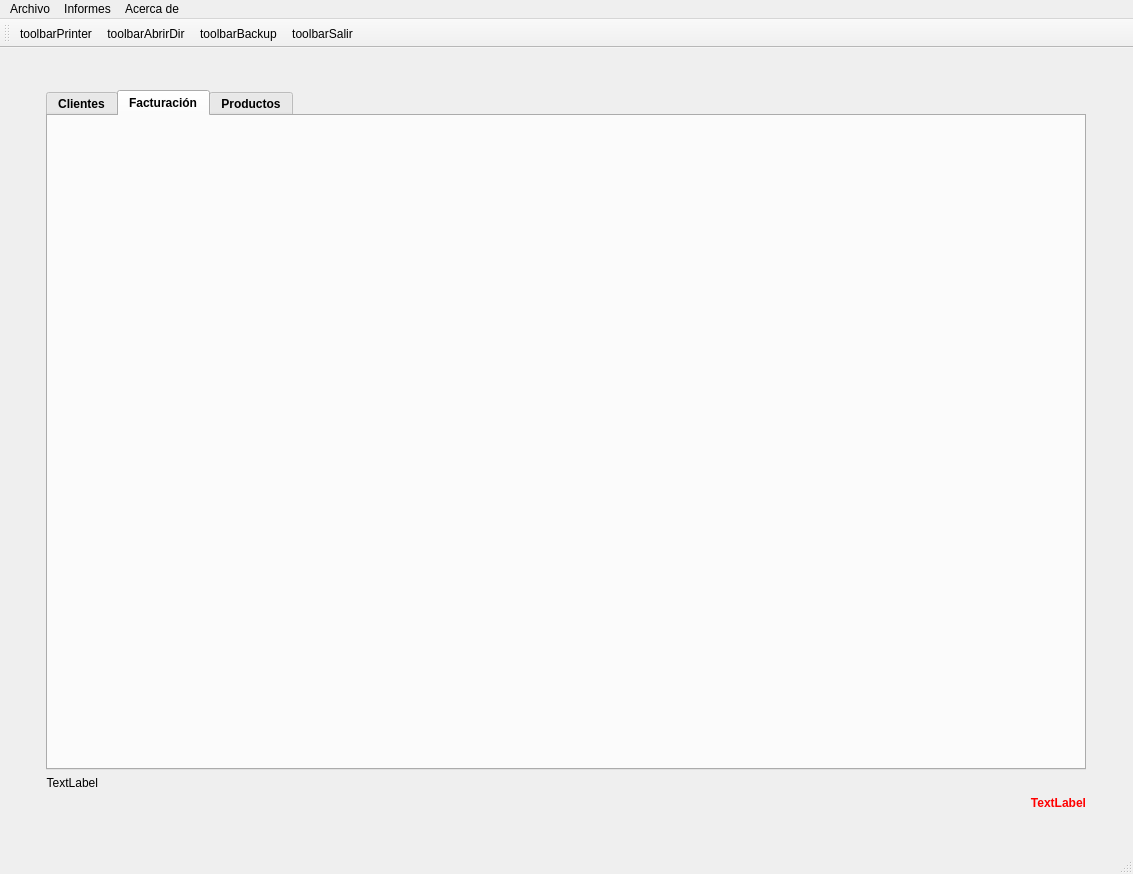
Qt form ventana.ui (JaviusssBesi/BESADAPEREZ) before a commit.
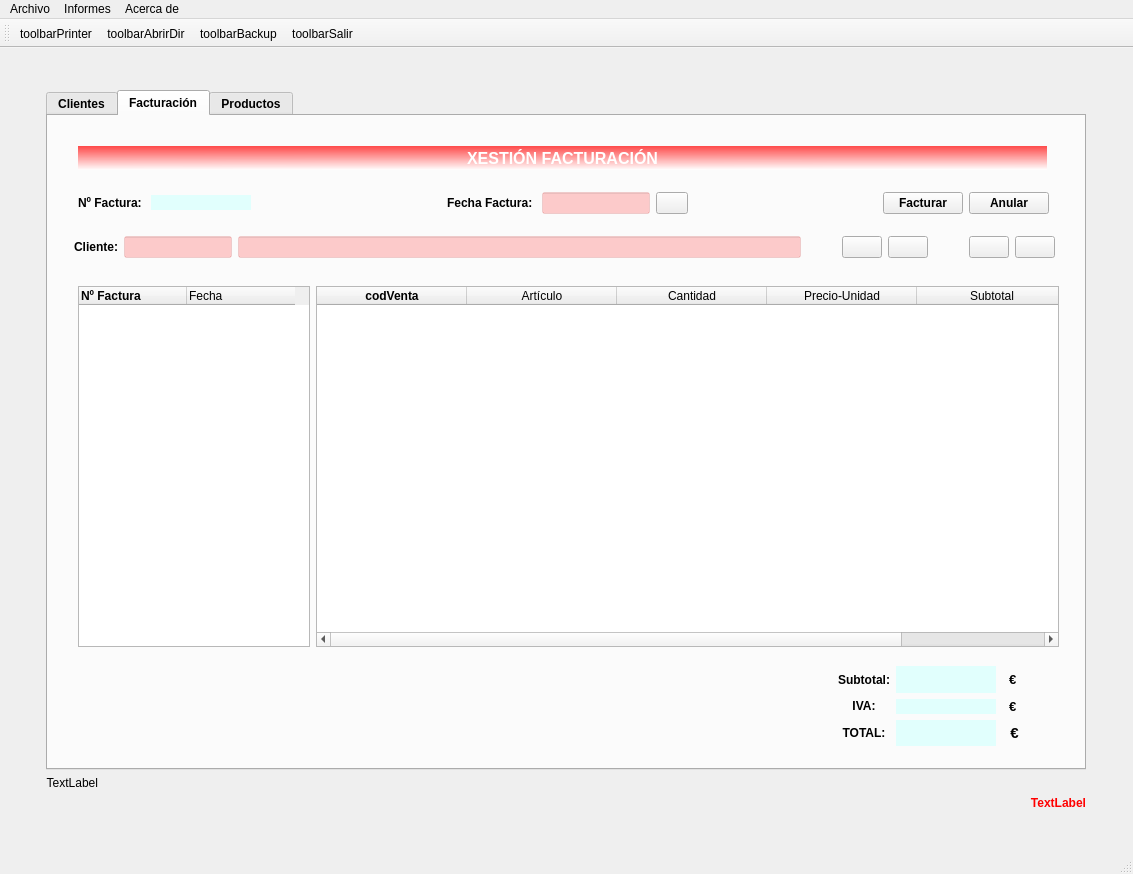
The same form after that commit. The open tabs and pages were chosen to show the change. Icons and pictures are not drawn.

Diff of the .ui file:
```diff
--- a/ventana.ui
+++ b/ventana.ui
@@ -811,6 +811,679 @@
          <attribute name="title">
           <string>Facturación</string>
          </attribute>
+         <widget class="QLabel" name="lblXestPro_2">
+          <property name="geometry">
+           <rect>
+            <x>30</x>
+            <y>30</y>
+            <width>969</width>
+            <height>24</height>
+           </rect>
+          </property>
+          <property name="font">
+           <font>
+            <pointsize>12</pointsize>
+            <weight>75</weight>
+            <bold>true</bold>
+           </font>
+          </property>
+          <property name="styleSheet">
+           <string notr="true">background-color: qlineargradient(spread:pad, x1:0.488636, y1:0, x2:0.506, y2:1, stop:0 rgba(255, 0, 0, 180), stop:1 rgba(255, 255, 255, 255));
+color: rgb(255, 255, 255);</string>
+          </property>
+          <property name="text">
+           <string>XESTIÓN FACTURACIÓN</string>
+          </property>
+          <property name="alignment">
+           <set>Qt::AlignCenter</set>
+          </property>
+         </widget>
+         <widget class="QWidget" name="layoutWidget">
+          <property name="geometry">
+           <rect>
+            <x>30</x>
+            <y>70</y>
+            <width>971</width>
+            <height>34</height>
+           </rect>
+          </property>
+          <layout class="QGridLayout" name="gridLayout_13">
+           <item row="0" column="2">
+            <spacer name="horizontalSpacer_14">
+             <property name="orientation">
+              <enum>Qt::Horizontal</enum>
+             </property>
+             <property name="sizeHint" stdset="0">
+              <size>
+               <width>40</width>
+               <height>20</height>
+              </size>
+             </property>
+            </spacer>
+           </item>
+           <item row="0" column="3">
+            <widget class="QLabel" name="lblDatafac">
+             <property name="sizePolicy">
+              <sizepolicy hsizetype="Fixed" vsizetype="Preferred">
+               <horstretch>0</horstretch>
+               <verstretch>0</verstretch>
+              </sizepolicy>
+             </property>
+             <property name="font">
+              <font>
+               <weight>75</weight>
+               <bold>true</bold>
+              </font>
+             </property>
+             <property name="text">
+              <string>Fecha Factura: </string>
+             </property>
+            </widget>
+           </item>
+           <item row="0" column="4">
+            <widget class="QLineEdit" name="editDatafac">
+             <property name="sizePolicy">
+              <sizepolicy hsizetype="Fixed" vsizetype="Fixed">
+               <horstretch>110</horstretch>
+               <verstretch>0</verstretch>
+              </sizepolicy>
+             </property>
+             <property name="minimumSize">
+              <size>
+               <width>100</width>
+               <height>0</height>
+              </size>
+             </property>
+             <property name="styleSheet">
+              <string notr="true">background-color: rgba(255, 0, 0, 50);</string>
+             </property>
+             <property name="alignment">
+              <set>Qt::AlignCenter</set>
+             </property>
+            </widget>
+           </item>
+           <item row="0" column="6">
+            <widget class="QPushButton" name="btnCalendarfac">
+             <property name="sizePolicy">
+              <sizepolicy hsizetype="Fixed" vsizetype="Fixed">
+               <horstretch>0</horstretch>
+               <verstretch>0</verstretch>
+              </sizepolicy>
+             </property>
+             <property name="maximumSize">
+              <size>
+               <width>32</width>
+               <height>32</height>
+              </size>
+             </property>
+             <property name="text">
+              <string/>
+             </property>
+             <property name="icon">
+              <iconset>
+               <normaloff>img/calendar.png</normaloff>img/calendar.png</iconset>
+             </property>
+             <property name="iconSize">
+              <size>
+               <width>30</width>
+               <height>30</height>
+              </size>
+             </property>
+            </widget>
+           </item>
+           <item row="0" column="1">
+            <widget class="QLabel" name="lblNumFac">
+             <property name="sizePolicy">
+              <sizepolicy hsizetype="Fixed" vsizetype="Fixed">
+               <horstretch>0</horstretch>
+               <verstretch>0</verstretch>
+              </sizepolicy>
+             </property>
+             <property name="minimumSize">
+              <size>
+               <width>100</width>
+               <height>0</height>
+              </size>
+             </property>
+             <property name="font">
+              <font>
+               <pointsize>10</pointsize>
+              </font>
+             </property>
+             <property name="styleSheet">
+              <string notr="true">background-color: rgb(225, 255, 253);</string>
+             </property>
+             <property name="text">
+              <string/>
+             </property>
+             <property name="alignment">
+              <set>Qt::AlignCenter</set>
+             </property>
+            </widget>
+           </item>
+           <item row="0" column="8">
+            <widget class="QPushButton" name="btnFac">
+             <property name="text">
+              <string>Facturar</string>
+             </property>
+            </widget>
+           </item>
+           <item row="0" column="9">
+            <widget class="QPushButton" name="btnFacdel">
+             <property name="text">
+              <string>Anular</string>
+             </property>
+            </widget>
+           </item>
+           <item row="0" column="0">
+            <widget class="QLabel" name="lblFac">
+             <property name="sizePolicy">
+              <sizepolicy hsizetype="Fixed" vsizetype="Preferred">
+               <horstretch>0</horstretch>
+               <verstretch>0</verstretch>
+              </sizepolicy>
+             </property>
+             <property name="font">
+              <font>
+               <weight>75</weight>
+               <bold>true</bold>
+              </font>
+             </property>
+             <property name="text">
+              <string>Nº Factura: </string>
+             </property>
+            </widget>
+           </item>
+           <item row="0" column="7">
+            <spacer name="horizontalSpacer_15">
+             <property name="orientation">
+              <enum>Qt::Horizontal</enum>
+             </property>
+             <property name="sizeHint" stdset="0">
+              <size>
+               <width>40</width>
+               <height>20</height>
+              </size>
+             </property>
+            </spacer>
+           </item>
+          </layout>
+         </widget>
+         <widget class="QWidget" name="layoutWidget">
+          <property name="geometry">
+           <rect>
+            <x>26</x>
+            <y>110</y>
+            <width>981</width>
+            <height>43</height>
+           </rect>
+          </property>
+          <layout class="QGridLayout" name="gridLayout_14">
+           <item row="0" column="7">
+            <widget class="QPushButton" name="btnAceptarventa">
+             <property name="sizePolicy">
+              <sizepolicy hsizetype="Fixed" vsizetype="Fixed">
+               <horstretch>0</horstretch>
+               <verstretch>0</verstretch>
+              </sizepolicy>
+             </property>
+             <property name="text">
+              <string/>
+             </property>
+             <property name="icon">
+              <iconset>
+               <normaloff>img/venta.png</normaloff>img/venta.png</iconset>
+             </property>
+             <property name="iconSize">
+              <size>
+               <width>32</width>
+               <height>32</height>
+              </size>
+             </property>
+            </widget>
+           </item>
+           <item row="0" column="8">
+            <widget class="QPushButton" name="btnAnularventa">
+             <property name="text">
+              <string/>
+             </property>
+             <property name="icon">
+              <iconset>
+               <normaloff>img/anularventa.png</normaloff>img/anularventa.png</iconset>
+             </property>
+             <property name="iconSize">
+              <size>
+               <width>32</width>
+               <height>32</height>
+              </size>
+             </property>
+            </widget>
+           </item>
+           <item row="0" column="6">
+            <spacer name="horizontalSpacer_13">
+             <property name="orientation">
+              <enum>Qt::Horizontal</enum>
+             </property>
+             <property name="sizeType">
+              <enum>QSizePolicy::Fixed</enum>
+             </property>
+             <property name="sizeHint" stdset="0">
+              <size>
+               <width>35</width>
+               <height>20</height>
+              </size>
+             </property>
+            </spacer>
+           </item>
+           <item row="0" column="0">
+            <widget class="QLabel" name="lblClifac">
+             <property name="sizePolicy">
+              <sizepolicy hsizetype="Fixed" vsizetype="Preferred">
+               <horstretch>0</horstretch>
+               <verstretch>0</verstretch>
+              </sizepolicy>
+             </property>
+             <property name="font">
+              <font>
+               <weight>75</weight>
+               <bold>true</bold>
+              </font>
+             </property>
+             <property name="text">
+              <string>Cliente:</string>
+             </property>
+             <property name="alignment">
+              <set>Qt::AlignRight|Qt::AlignTrailing|Qt::AlignVCenter</set>
+             </property>
+            </widget>
+           </item>
+           <item row="0" column="1">
+            <widget class="QLineEdit" name="editDniclifac">
+             <property name="sizePolicy">
+              <sizepolicy hsizetype="Fixed" vsizetype="Fixed">
+               <horstretch>0</horstretch>
+               <verstretch>0</verstretch>
+              </sizepolicy>
+             </property>
+             <property name="styleSheet">
+              <string notr="true">background-color: rgba(255, 0, 0, 50);</string>
+             </property>
+             <property name="alignment">
+              <set>Qt::AlignCenter</set>
+             </property>
+            </widget>
+           </item>
+           <item row="0" column="2">
+            <widget class="QLineEdit" name="editApelclifac">
+             <property name="styleSheet">
+              <string notr="true">background-color: rgba(255, 0, 0, 50);</string>
+             </property>
+            </widget>
+           </item>
+           <item row="0" column="4">
+            <widget class="QPushButton" name="btnBuscafac">
+             <property name="sizePolicy">
+              <sizepolicy hsizetype="Fixed" vsizetype="Fixed">
+               <horstretch>0</horstretch>
+               <verstretch>0</verstretch>
+              </sizepolicy>
+             </property>
+             <property name="text">
+              <string/>
+             </property>
+             <property name="icon">
+              <iconset>
+               <normaloff>img/lupa.png</normaloff>img/lupa.png</iconset>
+             </property>
+             <property name="iconSize">
+              <size>
+               <width>24</width>
+               <height>24</height>
+              </size>
+             </property>
+            </widget>
+           </item>
+           <item row="0" column="5">
+            <widget class="QPushButton" name="btnReloadfac">
+             <property name="text">
+              <string/>
+             </property>
+             <property name="icon">
+              <iconset>
+               <normaloff>img/reload.png</normaloff>img/reload.png</iconset>
+             </property>
+             <property name="iconSize">
+              <size>
+               <width>24</width>
+               <height>24</height>
+              </size>
+             </property>
+            </widget>
+           </item>
+           <item row="0" column="3">
+            <spacer name="horizontalSpacer_16">
+             <property name="orientation">
+              <enum>Qt::Horizontal</enum>
+             </property>
+             <property name="sizeType">
+              <enum>QSizePolicy::Fixed</enum>
+             </property>
+             <property name="sizeHint" stdset="0">
+              <size>
+               <width>35</width>
+               <height>20</height>
+              </size>
+             </property>
+            </spacer>
+           </item>
+          </layout>
+         </widget>
+         <widget class="QWidget" name="layoutWidget">
+          <property name="geometry">
+           <rect>
+            <x>790</x>
+            <y>550</y>
+            <width>215</width>
+            <height>80</height>
+           </rect>
+          </property>
+          <layout class="QGridLayout" name="gridLayout_15">
+           <item row="0" column="0">
+            <widget class="QLabel" name="lblSubfac">
+             <property name="sizePolicy">
+              <sizepolicy hsizetype="Fixed" vsizetype="Preferred">
+               <horstretch>0</horstretch>
+               <verstretch>0</verstretch>
+              </sizepolicy>
+             </property>
+             <property name="minimumSize">
+              <size>
+               <width>0</width>
+               <height>0</height>
+              </size>
+             </property>
+             <property name="font">
+              <font>
+               <pointsize>9</pointsize>
+               <weight>75</weight>
+               <bold>true</bold>
+              </font>
+             </property>
+             <property name="text">
+              <string>Subtotal:</string>
+             </property>
+             <property name="alignment">
+              <set>Qt::AlignRight|Qt::AlignTrailing|Qt::AlignVCenter</set>
+             </property>
+            </widget>
+           </item>
+           <item row="0" column="1">
+            <widget class="QLabel" name="lblSubtotal">
+             <property name="minimumSize">
+              <size>
+               <width>100</width>
+               <height>0</height>
+              </size>
+             </property>
+             <property name="font">
+              <font>
+               <pointsize>9</pointsize>
+               <weight>75</weight>
+               <bold>true</bold>
+              </font>
+             </property>
+             <property name="styleSheet">
+              <string notr="true">background-color: rgb(225, 255, 253);</string>
+             </property>
+             <property name="text">
+              <string/>
+             </property>
+             <property name="alignment">
+              <set>Qt::AlignRight|Qt::AlignTrailing|Qt::AlignVCenter</set>
+             </property>
+            </widget>
+           </item>
+           <item row="0" column="2">
+            <widget class="QLabel" name="label">
+             <property name="font">
+              <font>
+               <pointsize>10</pointsize>
+              </font>
+             </property>
+             <property name="text">
+              <string>  €  </string>
+             </property>
+            </widget>
+           </item>
+           <item row="1" column="0">
+            <widget class="QLabel" name="lblIvafac">
+             <property name="sizePolicy">
+              <sizepolicy hsizetype="Ignored" vsizetype="Fixed">
+               <horstretch>0</horstretch>
+               <verstretch>0</verstretch>
+              </sizepolicy>
+             </property>
+             <property name="font">
+              <font>
+               <pointsize>9</pointsize>
+               <weight>75</weight>
+               <bold>true</bold>
+              </font>
+             </property>
+             <property name="text">
+              <string>IVA:</string>
+             </property>
+             <property name="alignment">
+              <set>Qt::AlignCenter</set>
+             </property>
+            </widget>
+           </item>
+           <item row="1" column="1">
+            <widget class="QLabel" name="lblIva">
+             <property name="minimumSize">
+              <size>
+               <width>100</width>
+               <height>0</height>
+              </size>
+             </property>
+             <property name="font">
+              <font>
+               <pointsize>9</pointsize>
+               <weight>75</weight>
+               <bold>true</bold>
+              </font>
+             </property>
+             <property name="styleSheet">
+              <string notr="true">background-color: rgb(225, 255, 253);</string>
+             </property>
+             <property name="text">
+              <string/>
+             </property>
+             <property name="alignment">
+              <set>Qt::AlignRight|Qt::AlignTrailing|Qt::AlignVCenter</set>
+             </property>
+            </widget>
+           </item>
+           <item row="1" column="2">
+            <widget class="QLabel" name="label_2">
+             <property name="font">
+              <font>
+               <pointsize>10</pointsize>
+              </font>
+             </property>
+             <property name="text">
+              <string>  €  </string>
+             </property>
+            </widget>
+           </item>
+           <item row="2" column="0">
+            <widget class="QLabel" name="label_3">
+             <property name="sizePolicy">
+              <sizepolicy hsizetype="Ignored" vsizetype="Preferred">
+               <horstretch>0</horstretch>
+               <verstretch>0</verstretch>
+              </sizepolicy>
+             </property>
+             <property name="font">
+              <font>
+               <pointsize>9</pointsize>
+               <weight>75</weight>
+               <bold>true</bold>
+              </font>
+             </property>
+             <property name="text">
+              <string>TOTAL:</string>
+             </property>
+             <property name="alignment">
+              <set>Qt::AlignCenter</set>
+             </property>
+            </widget>
+           </item>
+           <item row="2" column="1">
+            <widget class="QLabel" name="lblTotal">
+             <property name="minimumSize">
+              <size>
+               <width>100</width>
+               <height>0</height>
+              </size>
+             </property>
+             <property name="font">
+              <font>
+               <pointsize>11</pointsize>
+               <weight>75</weight>
+               <bold>true</bold>
+              </font>
+             </property>
+             <property name="styleSheet">
+              <string notr="true">background-color: rgb(225, 255, 253);</string>
+             </property>
+             <property name="text">
+              <string/>
+             </property>
+             <property name="alignment">
+              <set>Qt::AlignRight|Qt::AlignTrailing|Qt::AlignVCenter</set>
+             </property>
+            </widget>
+           </item>
+           <item row="2" column="2">
+            <widget class="QLabel" name="label_4">
+             <property name="font">
+              <font>
+               <pointsize>11</pointsize>
+               <weight>75</weight>
+               <bold>true</bold>
+              </font>
+             </property>
+             <property name="text">
+              <string>  €  </string>
+             </property>
+            </widget>
+           </item>
+          </layout>
+         </widget>
+         <widget class="QWidget" name="layoutWidget">
+          <property name="geometry">
+           <rect>
+            <x>30</x>
+            <y>170</y>
+            <width>981</width>
+            <height>361</height>
+           </rect>
+          </property>
+          <layout class="QGridLayout" name="gridLayout_16">
+           <item row="0" column="0">
+            <widget class="QTableWidget" name="tabFac">
+             <property name="sizePolicy">
+              <sizepolicy hsizetype="Preferred" vsizetype="Preferred">
+               <horstretch>0</horstretch>
+               <verstretch>0</verstretch>
+              </sizepolicy>
+             </property>
+             <property name="autoScrollMargin">
+              <number>16</number>
+             </property>
+             <attribute name="horizontalHeaderDefaultSectionSize">
+              <number>108</number>
+             </attribute>
+             <column>
+              <property name="text">
+               <string>Nº Factura</string>
+              </property>
+              <property name="font">
+               <font>
+                <weight>75</weight>
+                <bold>true</bold>
+               </font>
+              </property>
+              <property name="textAlignment">
+               <set>AlignJustify|AlignVCenter</set>
+              </property>
+             </column>
+             <column>
+              <property name="text">
+               <string>Fecha </string>
+              </property>
+              <property name="textAlignment">
+               <set>AlignJustify|AlignVCenter</set>
+              </property>
+             </column>
+            </widget>
+           </item>
+           <item row="0" column="1">
+            <widget class="QTableWidget" name="tabVenta">
+             <property name="sizePolicy">
+              <sizepolicy hsizetype="Maximum" vsizetype="Expanding">
+               <horstretch>0</horstretch>
+               <verstretch>0</verstretch>
+              </sizepolicy>
+             </property>
+             <property name="verticalScrollBarPolicy">
+              <enum>Qt::ScrollBarAsNeeded</enum>
+             </property>
+             <property name="horizontalScrollBarPolicy">
+              <enum>Qt::ScrollBarAsNeeded</enum>
+             </property>
+             <property name="sizeAdjustPolicy">
+              <enum>QAbstractScrollArea::AdjustToContentsOnFirstShow</enum>
+             </property>
+             <attribute name="horizontalHeaderDefaultSectionSize">
+              <number>150</number>
+             </attribute>
+             <column>
+              <property name="text">
+               <string>codVenta</string>
+              </property>
+              <property name="font">
+               <font>
+                <weight>75</weight>
+                <bold>true</bold>
+               </font>
+              </property>
+             </column>
+             <column>
+              <property name="text">
+               <string>Artículo</string>
+              </property>
+             </column>
+             <column>
+              <property name="text">
+               <string>Cantidad</string>
+              </property>
+             </column>
+             <column>
+              <property name="text">
+               <string>Precio-Unidad</string>
+              </property>
+             </column>
+             <column>
+              <property name="text">
+               <string>Subtotal</string>
+              </property>
+             </column>
+            </widget>
+           </item>
+          </layout>
+         </widget>
         </widget>
         <widget class="QWidget" name="panelPro">
          <attribute name="title">
```
Left out of the diff: 8 changed lines with no effect on the pictures.
